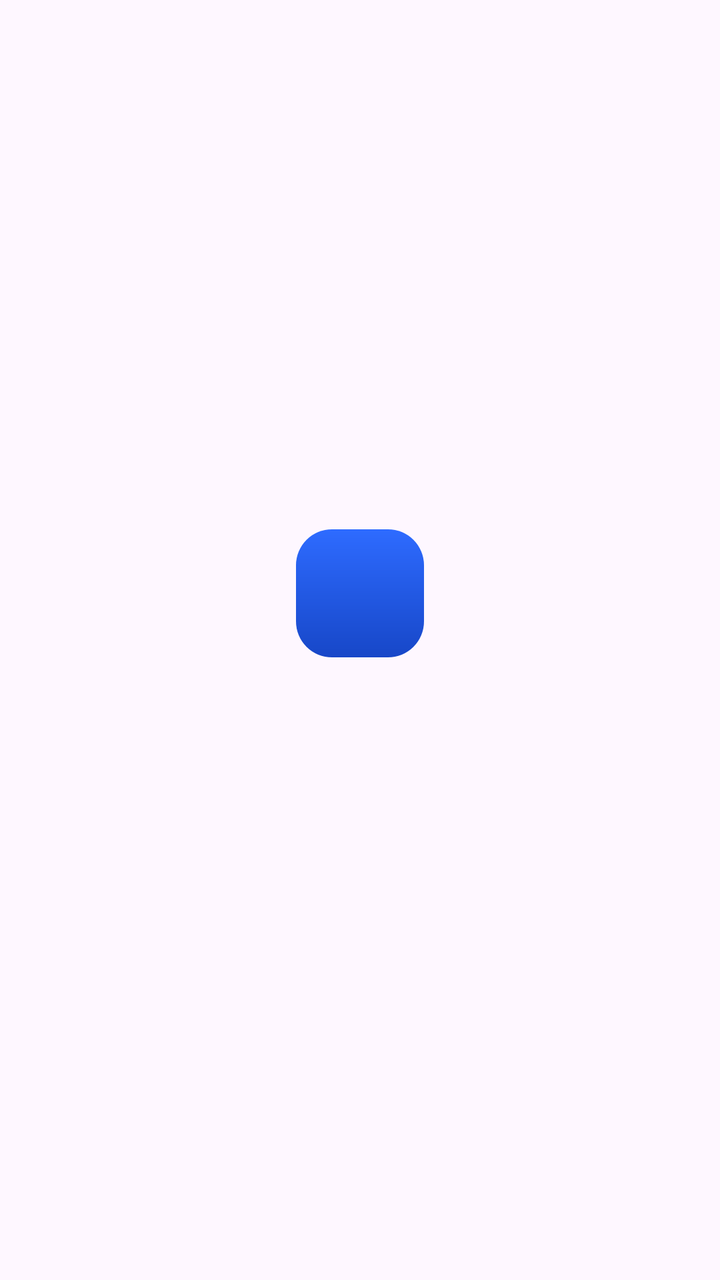
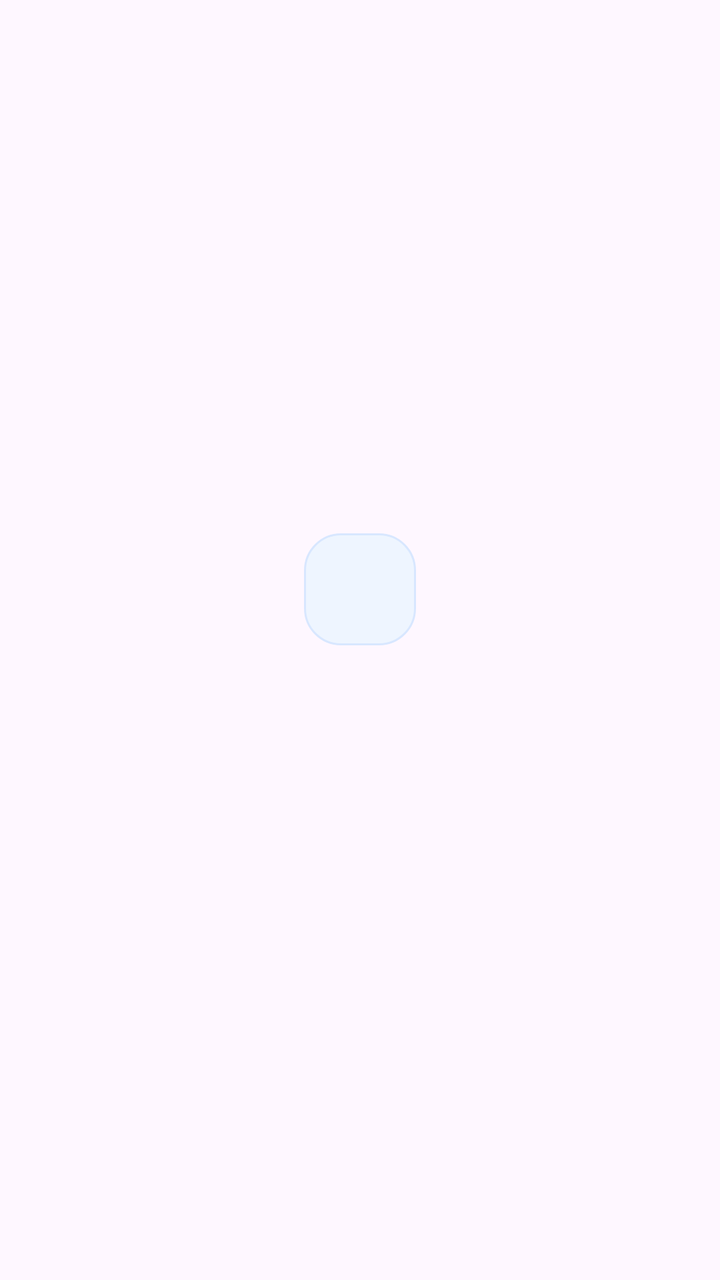

Screens rendered from an Android XML layout before and after an edit, with the pre-edit source and the edit as a unified diff.
<!-- AndroidManifest.xml: application theme Theme.SIPAMAN -->
<!-- res/layout/item_quick_action.xml -->
<?xml version="1.0" encoding="utf-8"?>
<LinearLayout
    xmlns:android="http://schemas.android.com/apk/res/android"
    android:layout_width="0dp"
    android:layout_height="wrap_content"
    android:layout_weight="1"
    android:gravity="center"
    android:orientation="vertical"
    android:padding="8dp">

    <FrameLayout
        android:layout_width="64dp"
        android:layout_height="64dp"
        android:background="@drawable/bg_quick_icon">

        <ImageView
            android:id="@+id/imgAction"
            android:layout_width="28dp"
            android:layout_height="28dp"
            android:layout_gravity="center"
            android:tint="@android:color/white"/>
    </FrameLayout>

    <TextView
        android:id="@+id/tvTitle"
        android:layout_width="wrap_content"
        android:layout_height="wrap_content"
        android:layout_marginTop="10dp"
        android:textStyle="bold"
        android:textColor="#173A6A"
        android:textSize="15sp"/>

    <TextView
        android:id="@+id/tvSubtitle"
        android:layout_width="wrap_content"
        android:layout_height="wrap_content"
        android:textSize="12sp"
        android:textColor="#7B8794"/>

</LinearLayout>
<!-- resources referenced by this layout -->
<resources>
  <!-- drawable bg_quick_icon (drawable) -->
  <?xml version="1.0" encoding="utf-8"?>
  <shape xmlns:android="http://schemas.android.com/apk/res/android">
  
      <gradient
          android:startColor="#2E6BFF"
          android:endColor="#1747C8"
          android:angle="270"/>
  
      <corners android:radius="18dp"/>
  
  </shape>
  <style name="Theme.SIPAMAN" parent="Theme.Material3.DayNight.NoActionBar">
          <item name="android:statusBarColor">@android:color/transparent</item>
      </style>
</resources>

<!-- the commit's change to res/layout/item_quick_action.xml (unified diff, before → after) -->
@@ -6,35 +6,39 @@
     android:layout_weight="1"
     android:gravity="center"
     android:orientation="vertical"
-    android:padding="8dp">
+    android:paddingStart="8dp"
+    android:paddingTop="14dp"
+    android:paddingEnd="8dp"
+    android:paddingBottom="14dp">
 
     <FrameLayout
-        android:layout_width="64dp"
-        android:layout_height="64dp"
+        android:layout_width="56dp"
+        android:layout_height="56dp"
         android:background="@drawable/bg_quick_icon">
 
         <ImageView
             android:id="@+id/imgAction"
-            android:layout_width="28dp"
-            android:layout_height="28dp"
+            android:layout_width="30dp"
+            android:layout_height="30dp"
             android:layout_gravity="center"
-            android:tint="@android:color/white"/>
+            android:scaleType="centerInside" />
     </FrameLayout>
 
     <TextView
         android:id="@+id/tvTitle"
         android:layout_width="wrap_content"
         android:layout_height="wrap_content"
-        android:layout_marginTop="10dp"
+        android:layout_marginTop="12dp"
         android:textStyle="bold"
-        android:textColor="#173A6A"
-        android:textSize="15sp"/>
+        android:textColor="#1E293B"
+        android:textSize="14sp"/>
 
     <TextView
         android:id="@+id/tvSubtitle"
         android:layout_width="wrap_content"
         android:layout_height="wrap_content"
+        android:layout_marginTop="3dp"
         android:textSize="12sp"
-        android:textColor="#7B8794"/>
+        android:textColor="#64748B"/>
 
 </LinearLayout>
<!-- resource entries referenced after the edit -->
@@ -4,12 +4,11 @@
   <?xml version="1.0" encoding="utf-8"?>
   <shape xmlns:android="http://schemas.android.com/apk/res/android">
   
-      <gradient
-          android:startColor="#2E6BFF"
-          android:endColor="#1747C8"
-          android:angle="270"/>
-  
+      <solid android:color="#EEF5FF" />
       <corners android:radius="18dp"/>
+      <stroke
+          android:width="1dp"
+          android:color="#D8E7FF" />
   
   </shape>
   <style name="Theme.SIPAMAN" parent="Theme.Material3.DayNight.NoActionBar">
